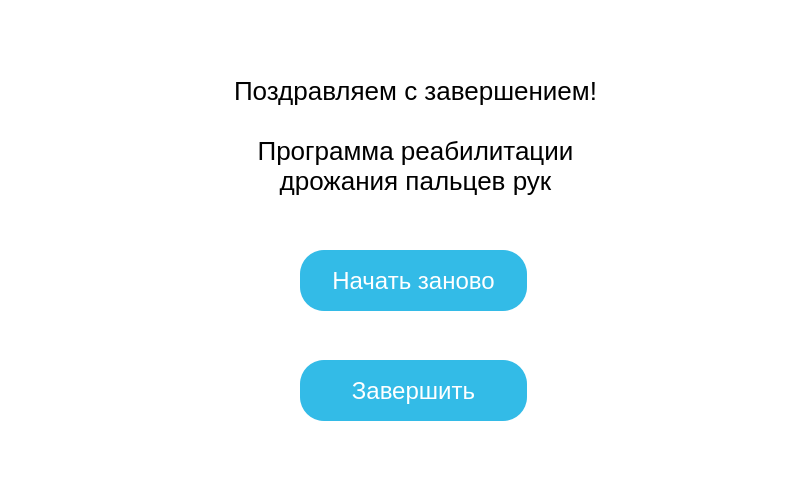
This is gui/window-13.ui in GerrFrog/Muscular-training-apparatus as Qt 5 draws it before an edit. The edited form follows.
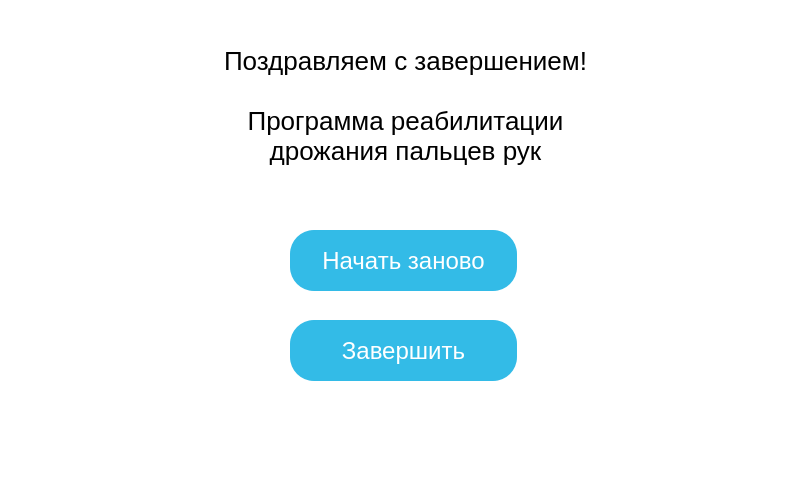
This is the edited form.

The edit to the form file:
```diff
--- a/gui/window-13.ui
+++ b/gui/window-13.ui
@@ -1,7 +1,7 @@
 <?xml version="1.0" encoding="UTF-8"?>
 <ui version="4.0">
- <class>MainWindow</class>
- <widget class="QMainWindow" name="MainWindow">
+ <class>Page_13</class>
+ <widget class="QWidget" name="Page_13">
   <property name="geometry">
    <rect>
     <x>0</x>
@@ -16,12 +16,18 @@
   <property name="styleSheet">
    <string notr="true">background-color:white;</string>
   </property>
-  <widget class="QWidget" name="centralwidget">
+  <layout class="QVBoxLayout" name="verticalLayout_2">
+   <item>
+    <widget class="QWidget" name="centralwidget" native="true">
+     <layout class="QVBoxLayout" name="verticalLayout">
+      <item>
+       <widget class="QStackedWidget" name="stackedWidget">
+        <widget class="QWidget" name="page">
    <widget class="QLabel" name="main_label">
     <property name="geometry">
      <rect>
-      <x>210</x>
-      <y>70</y>
+            <x>180</x>
+            <y>20</y>
       <width>411</width>
       <height>131</height>
      </rect>
@@ -58,8 +64,8 @@
    <widget class="QPushButton" name="again_pushButton">
     <property name="geometry">
      <rect>
-      <x>300</x>
-      <y>250</y>
+            <x>270</x>
+            <y>210</y>
       <width>227</width>
       <height>61</height>
      </rect>
@@ -90,8 +96,8 @@
    <widget class="QPushButton" name="finish_pushButton">
     <property name="geometry">
      <rect>
-      <x>300</x>
-      <y>360</y>
+            <x>270</x>
+            <y>300</y>
       <width>227</width>
       <height>61</height>
      </rect>
@@ -120,6 +126,13 @@
     </property>
    </widget>
   </widget>
+        <widget class="QWidget" name="page_2"/>
+       </widget>
+      </item>
+     </layout>
+    </widget>
+   </item>
+  </layout>
  </widget>
  <resources/>
  <connections/>
```
Lines whose indentation alone changed are shown as unchanged.
